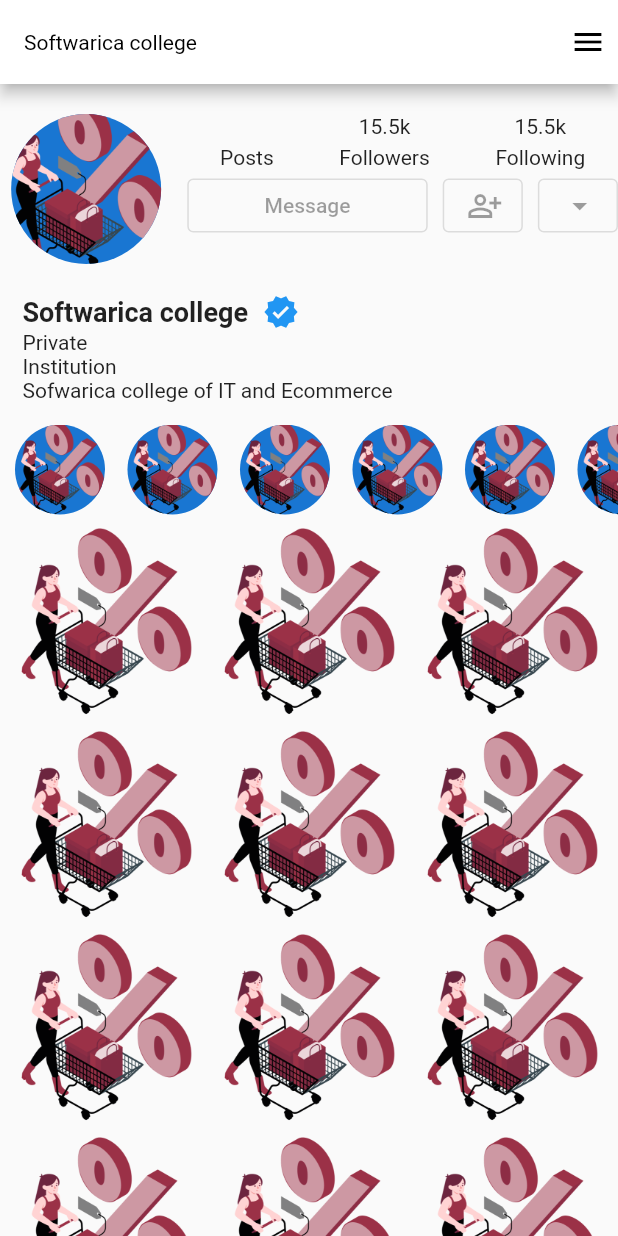
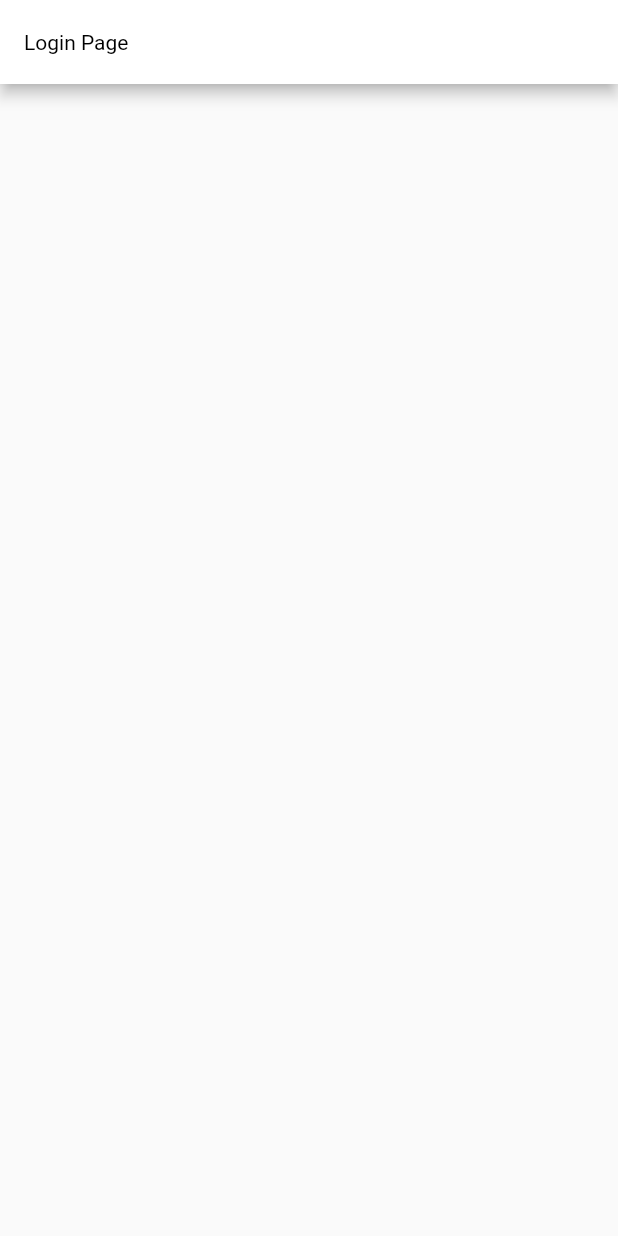
Before and after one commit to Sprajapati123/Batch33B, a Flutter app: the screen it shows after launch, on a phone screen of 412 x 824 dp. Run offline on Flutter 3.47's test engine with Material 2 defaults, Android fonts, the phone set to English and light mode, and no system bars.

Commit message:
navigation and routing

```diff
--- a/lib/dashboard/dashboard_screen.dart
+++ b/lib/dashboard/dashboard_screen.dart
@@ -139,7 +139,7 @@ class _DashBoardScreenState extends State<DashBoardScreen> {
                   (index) => Padding(
                     padding:
                         EdgeInsets.only(left: index == 0 ? 10 : 0, right: 15.0),
-                    child: CircleAvatar(
+                    child: const CircleAvatar(
                       radius: 30,
                       backgroundImage: AssetImage("assets/images/sale.png"),
                     ),
@@ -160,7 +160,8 @@ class _DashBoardScreenState extends State<DashBoardScreen> {
               children: List.generate(
                   50, (index) => Image.asset("assets/images/sale.png")),
             ),
-          )
+          ),
+
         ],
       ),
     );
--- /dev/null
+++ b/lib/login/login_screen.dart
@@ -0,0 +1,19 @@
+import 'package:flutter/material.dart';
+
+class LoginScreen extends StatefulWidget {
+  const LoginScreen({super.key});
+  static const String routeName = "/login";
+
+
+  @override
+  State<LoginScreen> createState() => _LoginScreenState();
+}
+
+class _LoginScreenState extends State<LoginScreen> {
+  @override
+  Widget build(BuildContext context) {
+    return Scaffold(
+      appBar: AppBar(title: Text("Login Page")),
+    );
+  }
+}
--- a/lib/main.dart
+++ b/lib/main.dart
@@ -1,5 +1,7 @@
 import 'package:flutter/cupertino.dart';
 import 'package:flutter/material.dart';
+import 'package:week_3/routes/route_generator.dart';
+import 'package:week_3/splash/splash_screen.dart';
 
 import 'dashboard/dashboard_screen.dart';
 
@@ -13,13 +15,15 @@ class MyApp extends StatelessWidget {
   @override
   Widget build(BuildContext context) {
     return MaterialApp(
-        debugShowCheckedModeBanner: false,
-        theme: ThemeData(
-            appBarTheme: const AppBarTheme(
+      debugShowCheckedModeBanner: false,
+      theme: ThemeData(
+          appBarTheme: const AppBarTheme(
               iconTheme: IconThemeData(color: Colors.black),
-                color: Colors.white,
-                titleTextStyle: TextStyle(color: Colors.black))),
-        home: DashBoardScreen());
+              color: Colors.white,
+              titleTextStyle: TextStyle(color: Colors.black))),
+      initialRoute: SplashScreen.routeName,
+      onGenerateRoute: RouteGenerator.generateRoute,
+    );
   }
 }
 
--- /dev/null
+++ b/lib/routes/route_generator.dart
@@ -0,0 +1,29 @@
+
+
+import 'package:flutter/material.dart';
+import 'package:week_3/splash/splash_screen.dart';
+
+import '../login/login_screen.dart';
+
+class RouteGenerator {
+  static Route<dynamic>? generateRoute(RouteSettings settings) {
+    final arg = settings.arguments;
+
+    switch (settings.name) {
+      case SplashScreen.routeName:
+        return MaterialPageRoute(builder: (_) => const SplashScreen());
+
+
+      case LoginScreen.routeName:
+        return MaterialPageRoute(builder: (_) => const LoginScreen());
+      default:
+        _onPageNotFound();
+    }
+  }
+
+  static Route<dynamic> _onPageNotFound() {
+    return MaterialPageRoute(
+      builder: (_) => const Scaffold(body: Text("Page not found")),
+    );
+  }
+}
```
Also changed, not shown: lib/splash/splash_screen.dart (added, +53 -0 lines).
